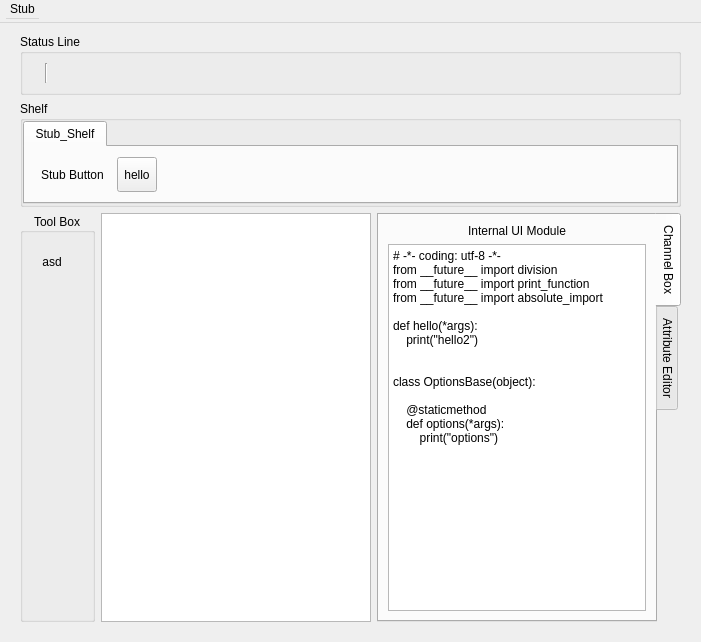
This is UIBot/config/UIBot.ui in FXTD-ODYSSEY/Maya-UIBot as Qt 5 draws it before an edit. The edited form follows.
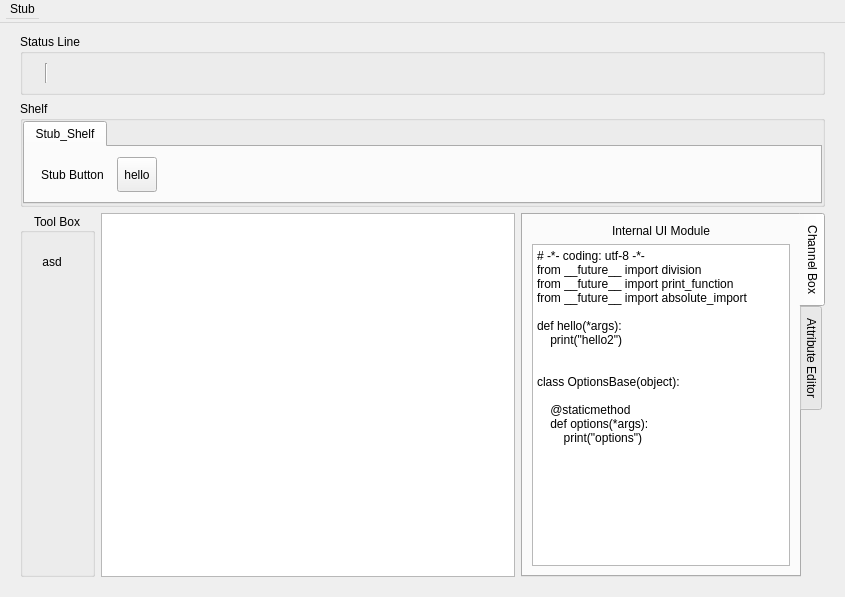
This is the edited form. The open tabs and pages were chosen to show the change. Icons and pictures are not drawn.

Patch:
```diff
--- a/UIBot/config/UIBot.ui
+++ b/UIBot/config/UIBot.ui
@@ -6,8 +6,8 @@
    <rect>
     <x>0</x>
     <y>0</y>
-    <width>701</width>
-    <height>642</height>
+    <width>845</width>
+    <height>597</height>
    </rect>
   </property>
   <property name="windowTitle">
```
Left out of the diff: 4 changed lines with no effect on the pictures.
